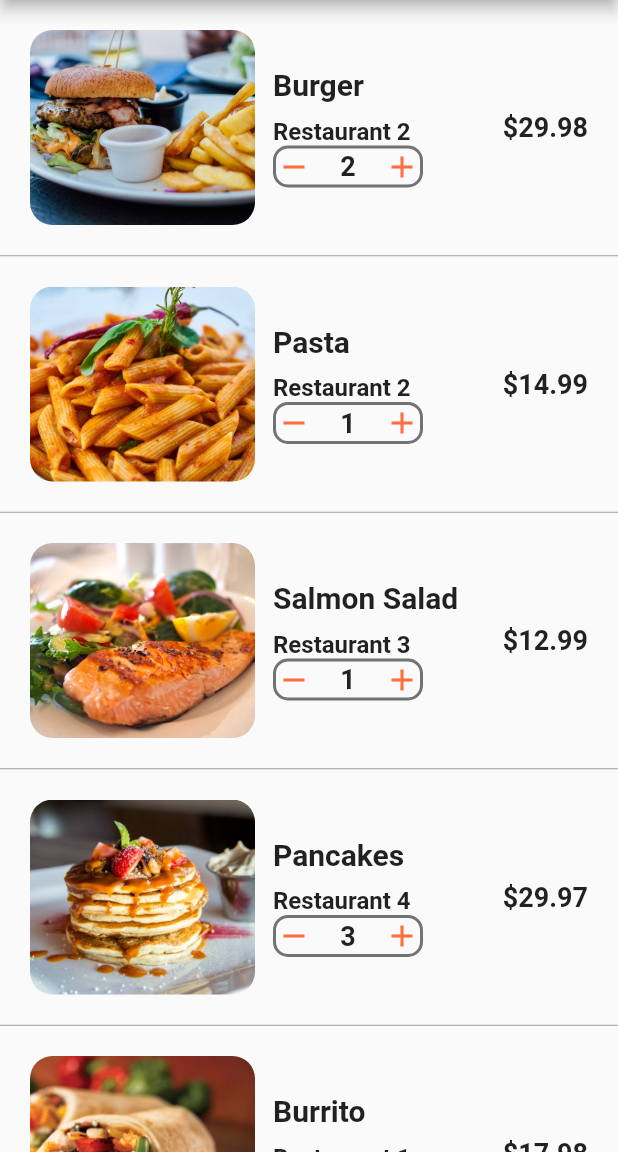
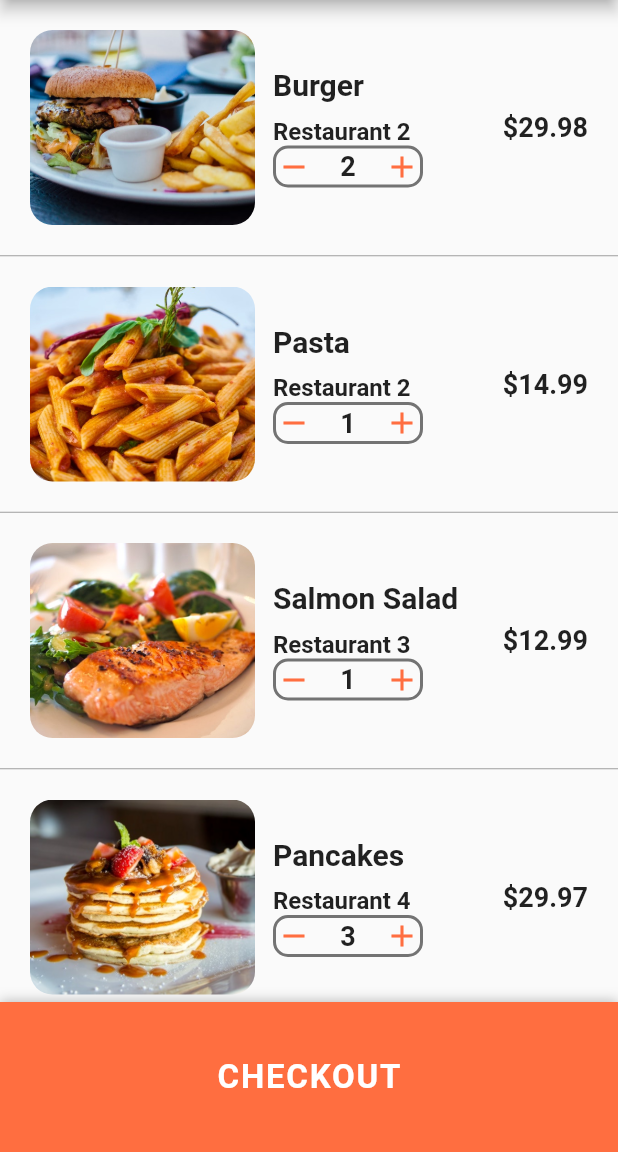
Before and after one commit to zetro-malik/Flutter-Food-Delivery-App-UI, a Flutter app: the CartScreen screen opened directly, on a phone screen of 412 x 824 dp, the part 84-1236 px from its top. Run offline on Flutter 3.47's test engine with Material 2 defaults, Android fonts, the phone set to English and light mode, and no system bars.

Commit message:
complete cart_screen

```diff
--- a/lib/screens/cart_screen.dart
+++ b/lib/screens/cart_screen.dart
@@ -1,4 +1,3 @@
-
 import 'package:flutter/material.dart';
 import 'package:flutter/src/widgets/framework.dart';
 import 'package:flutter/src/widgets/placeholder.dart';
@@ -14,8 +13,8 @@ class CartScreen extends StatefulWidget {
 }
 
 class _CartScreenState extends State<CartScreen> {
-  _buildCartItem(Order item){
-    double price = item.quantity*item.food.price;
+  _buildCartItem(Order item) {
+    double price = item.quantity * item.food.price;
 
     return Container(
       padding: const EdgeInsets.all(20.0),
@@ -27,11 +26,11 @@ class _CartScreenState extends State<CartScreen> {
               Container(
                 width: 150,
                 decoration: BoxDecoration(
-                  image: DecorationImage(image: AssetImage(item.food.imageUrl),fit: BoxFit.cover),
-                borderRadius: BorderRadius.circular(15)
+                    image: DecorationImage(
+                        image: AssetImage(item.food.imageUrl),
+                        fit: BoxFit.cover),
+                    borderRadius: BorderRadius.circular(15)),
               ),
-              ),
-
               Expanded(
                 child: Container(
                   margin: const EdgeInsets.all(12),
@@ -39,48 +38,63 @@ class _CartScreenState extends State<CartScreen> {
                     mainAxisAlignment: MainAxisAlignment.center,
                     crossAxisAlignment: CrossAxisAlignment.start,
                     children: [
-                      Text(item.food.name, style: const TextStyle(fontSize: 20.0,fontWeight: FontWeight.bold),overflow: TextOverflow.ellipsis,),
+                      Text(
+                        item.food.name,
+                        style: const TextStyle(
+                            fontSize: 20.0, fontWeight: FontWeight.bold),
+                        overflow: TextOverflow.ellipsis,
+                      ),
                       const SizedBox(height: 10),
-                      Text(item.restaurant.name,style: const TextStyle(fontSize: 16.0,fontWeight: FontWeight.bold,overflow: TextOverflow.ellipsis,)),
-
+                      Text(item.restaurant.name,
+                          style: const TextStyle(
+                            fontSize: 16.0,
+                            fontWeight: FontWeight.bold,
+                            overflow: TextOverflow.ellipsis,
+                          )),
                       Container(
                         width: 100,
                         decoration: BoxDecoration(
                             borderRadius: BorderRadius.circular(10.0),
-                          border:Border.all(
-                            width: 2.0,
-                            color: Colors.black54
-                          )
-                        ),
+                            border:
+                                Border.all(width: 2.0, color: Colors.black54)),
                         child: Row(
                             mainAxisAlignment: MainAxisAlignment.spaceBetween,
                             children: [
-
-                          GestureDetector(onTap: () {
-                            if (item.quantity !=1)
-                            item.quantity =item.quantity-1;
-                               setState(() {
-
-                            });
-                          }, child:const Icon(Icons.remove,color: Colors.deepOrangeAccent,)),
-
-                          Text(item.quantity.toString(),style: const TextStyle(fontSize: 18,fontWeight: FontWeight.bold),),
-
-
-                          GestureDetector(onTap: () {
-
-                            item.quantity =item.quantity+1;
-                            setState(() {
-
-                            });
-                          }, child:const Icon(Icons.add,color: Colors.deepOrangeAccent,)),
+                              GestureDetector(
+                                  onTap: () {
+                                    if (item.quantity != 1)
+                                      item.quantity = item.quantity - 1;
+                                    setState(() {});
+                                  },
+                                  child: const Icon(
+                                    Icons.remove,
+                                    color: Colors.deepOrangeAccent,
+                                  )),
+                              Text(
+                                item.quantity.toString(),
+                                style: const TextStyle(
+                                    fontSize: 18, fontWeight: FontWeight.bold),
+                              ),
+                              GestureDetector(
+                                  onTap: () {
+                                    item.quantity = item.quantity + 1;
+                                    setState(() {});
+                                  },
+                                  child: const Icon(
+                                    Icons.add,
+                                    color: Colors.deepOrangeAccent,
+                                  )),
                             ]),
                       )
                     ],
                   ),
                 ),
               ),
-              Text('\$${price.toString()}',style: const TextStyle(fontSize: 18,fontWeight: FontWeight.w600),),
+              Text(
+                '\$${price.toString()}',
+                style:
+                    const TextStyle(fontSize: 18, fontWeight: FontWeight.w600),
+              ),
             ],
           ),
         )
@@ -88,9 +102,12 @@ class _CartScreenState extends State<CartScreen> {
     );
   }
 
-
   @override
   Widget build(BuildContext context) {
+    double totalPrice = 0;
+    currentUser.cart.forEach((element) {
+      totalPrice += element.food.price * element.quantity;
+    });
     return Scaffold(
       appBar: AppBar(
           centerTitle: true,
@@ -100,16 +117,82 @@ class _CartScreenState extends State<CartScreen> {
             style: TextStyle(fontSize: 18, color: Colors.grey[50]),
           )),
       body: ListView.separated(
-        itemCount: currentUser.cart.length,
+        physics: BouncingScrollPhysics(),
+        itemCount: currentUser.cart.length + 1,
         itemBuilder: (context, index) {
+          if (index < currentUser.cart.length) {
             Order order = currentUser.cart[index];
             return _buildCartItem(order);
+          }
+          return Padding(
+            padding: const EdgeInsets.all(20.0),
+            child: Column(
+              children: [
+                Row(
+                  mainAxisAlignment: MainAxisAlignment.spaceBetween,
+                  children: const [
+                    Text(
+                      'Estimated Delivery Time',
+                      style: TextStyle(
+                          fontSize: 18.0, fontWeight: FontWeight.w600),
+                    ),
+                    Text(
+                      '25 min',
+                      style: TextStyle(
+                          fontSize: 18.0, fontWeight: FontWeight.w600),
+                    ),
+                  ],
+                ),
+                const SizedBox(height: 10),
+                Row(
+                  mainAxisAlignment: MainAxisAlignment.spaceBetween,
+                  children: [
+                    const Text(
+                      'Total Cost',
+                      style: TextStyle(
+                          fontSize: 18.0, fontWeight: FontWeight.w600),
+                    ),
+                    Text(
+                      '\$${totalPrice.toStringAsFixed(2)}',
+                      style: TextStyle(
+                          color: Colors.green[700],
+                          fontSize: 18.0,
+                          fontWeight: FontWeight.w600),
+                    ),
+                  ],
+                ),
+                const SizedBox(height: 100)
+              ],
+            ),
+          );
         },
         separatorBuilder: (context, index) {
-          return Divider(height: 1,color: Colors.grey,);
+          return const Divider(
+            height: 1,
+            color: Colors.grey,
+          );
         },
-      )
+      ),
+      bottomSheet: Container(
+        height: 100.0,
+        width: MediaQuery.of(context).size.width,
+        decoration: const BoxDecoration(
+            color: Colors.deepOrangeAccent,
+            boxShadow: [
+              BoxShadow(
+                  color: Colors.black26, offset: Offset(0, -1), blurRadius: 6.0)
+            ]),
+        child: const Center(
+          child: Text(
+            'CHECKOUT',
+            style: TextStyle(
+                color: Colors.white,
+                fontSize: 22.0,
+                fontWeight: FontWeight.bold,
+                letterSpacing: 1.2),
+          ),
+        ),
+      ),
     );
-
   }
 }
```
Lines whose indentation alone changed are shown as unchanged.
